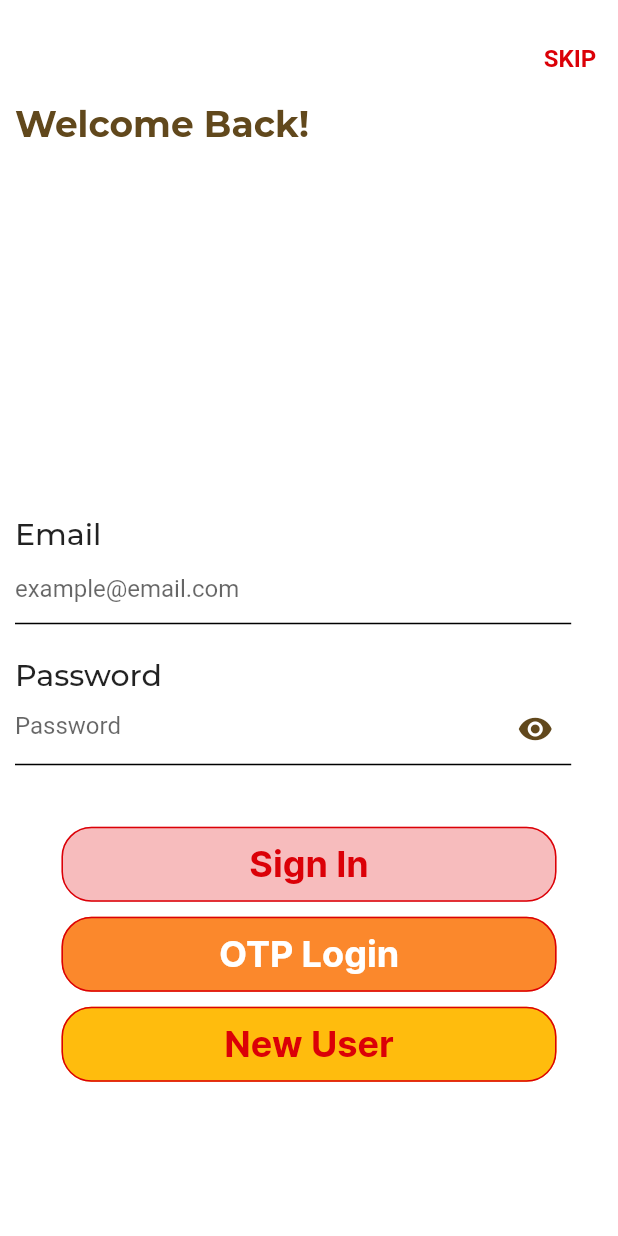
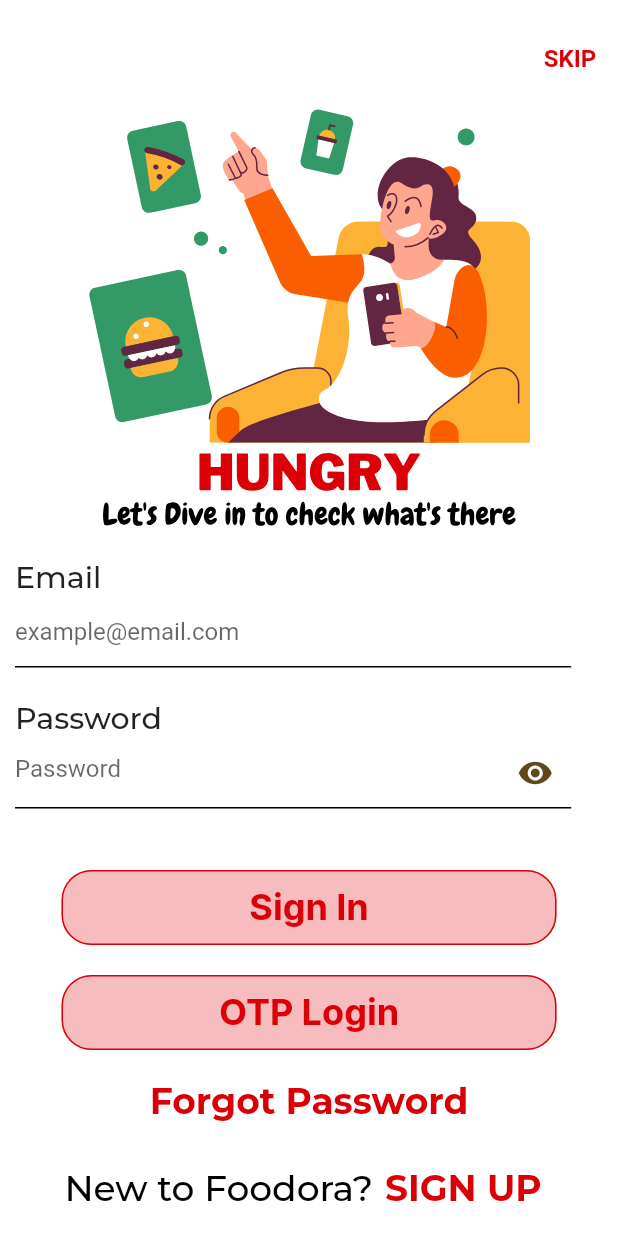
Before and after one commit to vaidic-dodwani/foodora_client, a Flutter app: the signin_screen screen opened by its route, on a phone screen of 412 x 824 dp. Run offline on Flutter 3.47's test engine with Material 2 defaults, Android fonts, the phone set to English and light mode, and no system bars; our stand-ins replace flutter_svg, geocoding, location, otp_text_field, permission_handler; Roboto replaces fonts that are missing (Inner).

Commit message:
Redesigned SignIN Page

```diff
--- a/lib/app_routes.dart
+++ b/lib/app_routes.dart
@@ -3,6 +3,7 @@ import 'package:foodora/screens/Auth_Page/Otp_Login.dart';
 import 'package:foodora/screens/Auth_Page/Sign_In.dart';
 import 'package:foodora/screens/Auth_Page/Sign_Up.dart';
 import 'package:foodora/screens/Auth_Page/auth_choice.dart';
+import 'package:foodora/screens/Auth_Page/forgot_password_screen.dart';
 import 'package:foodora/screens/Home_Page/Home_Screen.dart';
 import 'package:foodora/screens/Location_Page/location_screen.dart';
 import 'package:foodora/screens/Splash_Screen/splash_screen.dart';
@@ -16,6 +17,7 @@ class app_routes {
   static const otp_screen = '/otp_screen';
   static const home_screen = '/home_screen';
   static const location_screen = '/location_screen';
+  static const forgot_password_screen = '/forgort_password_screen';
 }
 
 Route getRoute(RouteSettings settings) {
@@ -56,6 +58,11 @@ Route getRoute(RouteSettings settings) {
         settings: settings,
         builder: (context) => const location_screen(),
       );
+    case app_routes.forgot_password_screen:
+      return MaterialPageRoute(
+        settings: settings,
+        builder: (context) => const forgot_password_screen(),
+      );
     default:
       return MaterialPageRoute(
         settings: settings,
--- a/lib/designing.dart
+++ b/lib/designing.dart
@@ -5,11 +5,8 @@ import 'package:otp_text_field/style.dart';
 
 const background_color = Colors.white;
 const logo_brown_color = Color(0xFF61481C);
-const font_brown_color = Color(0xFF61481C);
 const font_red_color = Color(0xFFDB0007);
 const button_background = Color(0xFFF7BCBD);
-const orange_button_color = Color(0xFFFB882C);
-const new_user_color = Color(0xFFFFBC0D);
 BoxDecoration background_design() {
   return const BoxDecoration(
     color: background_color,
@@ -81,7 +78,6 @@ Widget top_welcome_text(String text) {
         text,
         style: const TextStyle(
             fontSize: 24,
-            color: font_brown_color,
             fontWeight: FontWeight.w700,
             fontFamily: 'Montserrat'),
       ),
@@ -143,6 +139,51 @@ Widget form_field(BuildContext context, String text,
         ),
       ),
     ),
+  );
+}
+
+Widget forgot_password_button(BuildContext context) {
+  return TextButton(
+    onPressed: () {
+      Navigator.pushNamed(context, app_routes.forgot_password_screen);
+    },
+    child: Text(
+      "Forgot Password",
+      style: TextStyle(
+          fontSize: 24,
+          color: font_red_color,
+          fontFamily: 'Montserrat',
+          fontWeight: FontWeight.w700),
+    ),
+  );
+}
+
+Widget new_user_button(BuildContext context) {
+  return Row(
+    mainAxisAlignment: MainAxisAlignment.center,
+    children: [
+      Text(
+        "New to Foodora?",
+        style: TextStyle(
+            color: Colors.black,
+            fontFamily: 'Montserrat',
+            fontWeight: FontWeight.w500,
+            fontSize: 24),
+      ),
+      TextButton(
+        onPressed: () {
+          Navigator.pushNamed(context, app_routes.signup_screen);
+        },
+        child: Text(
+          "SIGN UP",
+          style: TextStyle(
+              fontSize: 24,
+              color: font_red_color,
+              fontFamily: 'Montserrat',
+              fontWeight: FontWeight.w700),
+        ),
+      )
+    ],
   );
 }
 
@@ -231,7 +272,7 @@ Column otp_input(BuildContext context, bool? full_otp,
             style: TextStyle(
               fontSize: 17,
               fontFamily: 'Montserrat',
-              color: font_brown_color,
+              color: logo_brown_color,
             ),
           ),
         ),
--- a/lib/screens/Auth_Page/Otp_Login.dart
+++ b/lib/screens/Auth_Page/Otp_Login.dart
@@ -78,7 +78,6 @@ class _otp_screenState extends State<otp_screen> {
               button_style(
                 'NEW USER',
                 context,
-                color: new_user_color,
                 function: () {
                   Navigator.pushNamed(context, app_routes.signup_screen);
                 },
--- a/lib/screens/Auth_Page/Sign_In.dart
+++ b/lib/screens/Auth_Page/Sign_In.dart
@@ -1,4 +1,5 @@
 import 'package:flutter/material.dart';
+import 'package:flutter_svg/flutter_svg.dart';
 import 'package:foodora/config/api_integration.dart';
 import 'package:http/http.dart';
 import '../../designing.dart';
@@ -37,11 +38,10 @@ class _signin_screenState extends State<signin_screen> {
               skip_button(context),
               //
               SizedBox(height: 10),
-              top_welcome_text('Welcome Back!'),
               //
-              SizedBox(
-                height: size.height * 0.3,
-              ),
+              SvgPicture.asset("assets/images/sign_in_vector.svg"),
+              SizedBox(height: 10),
+
               form_text('Email'),
               //
               form_field(
@@ -89,7 +89,7 @@ class _signin_screenState extends State<signin_screen> {
                           : Text(" "),
                     )
                   : SizedBox(
-                      child: CircularProgressIndicator(color: font_brown_color),
+                      child: CircularProgressIndicator(color: logo_brown_color),
                       height: 21,
                       width: 21,
                     ),
@@ -118,22 +118,14 @@ class _signin_screenState extends State<signin_screen> {
                   setState(() {});
                 },
               ),
-              SizedBox(height: 10),
-              button_style("OTP Login", context,
-                  color: orange_button_color,
-                  fontcolor: Colors.white, function: () {
+              SizedBox(height: 20),
+              button_style("OTP Login", context, function: () {
                 Navigator.pushNamed(context, app_routes.otp_screen);
               }),
               SizedBox(height: 10),
-              button_style(
-                "New User",
-                context,
-                color: new_user_color,
-                function: () {
-                  Navigator.pushReplacementNamed(
-                      context, app_routes.signup_screen);
-                },
-              ),
+              forgot_password_button(context),
+              SizedBox(height: 10),
+              new_user_button(context),
             ],
           ),
         ),
--- a/lib/screens/Auth_Page/Sign_Up.dart
+++ b/lib/screens/Auth_Page/Sign_Up.dart
@@ -44,7 +44,6 @@ class _signup_screenState extends State<signup_screen> {
                 "WELCOME TO FOODORA",
                 style: TextStyle(
                   fontSize: 24,
-                  color: font_brown_color,
                   fontFamily: 'Inter',
                   fontWeight: FontWeight.w700,
                 ),
@@ -128,7 +127,7 @@ class _signup_screenState extends State<signup_screen> {
                   : const SizedBox(
                       height: 22,
                       width: 22,
-                      child: CircularProgressIndicator(color: font_brown_color),
+                      child: CircularProgressIndicator(color: logo_brown_color),
                     ),
               SizedBox(height: 10),
               button_style('Sign Up', context, function: () async {
@@ -157,7 +156,6 @@ class _signup_screenState extends State<signup_screen> {
               button_style(
                 'Existing User',
                 context,
-                color: new_user_color,
                 function: () {
                   Navigator.pushNamed(context, app_routes.signin_screen);
                 },
--- /dev/null
+++ b/lib/screens/Auth_Page/forgot_password_screen.dart
@@ -0,0 +1,15 @@
+import 'package:flutter/material.dart';
+
+class forgot_password_screen extends StatefulWidget {
+  const forgot_password_screen({super.key});
+
+  @override
+  State<forgot_password_screen> createState() => _forgot_password_screenState();
+}
+
+class _forgot_password_screenState extends State<forgot_password_screen> {
+  @override
+  Widget build(BuildContext context) {
+    return Container(child: Text("forgotpass"));
+  }
+}
--- a/lib/screens/Location_Page/Location_Screen.dart
+++ b/lib/screens/Location_Page/Location_Screen.dart
@@ -20,7 +20,7 @@ class _location_screenState extends State<location_screen> {
   late Placemark _placemark;
   @override
   Widget build(BuildContext context) {
-    final location = location_package.location_package.Location();
+    final location = location_package.Location();
 
     final size = MediaQuery.of(context).size;
     return Scaffold(
@@ -51,7 +51,7 @@ class _location_screenState extends State<location_screen> {
                       fontSize: 15,
                       fontFamily: 'Montserrat',
                       fontWeight: FontWeight.w400,
-                      color: font_brown_color,
+                      color: logo_brown_color,
                     ),
                   ),
                 ),
@@ -68,7 +68,6 @@ class _location_screenState extends State<location_screen> {
                 'ENTER MANUALLY',
                 context,
                 color: Color(0x00000000),
-                fontcolor: font_brown_color,
               ),
               SizedBox(
                 height: size.height * 0.025,
@@ -81,7 +80,6 @@ class _location_screenState extends State<location_screen> {
                           'CURRENT LOCATION',
                           context,
                           fontcolor: Colors.white,
-                          color: orange_button_color,
                           function: () async {
                             if (await Permission.location.request().isGranted) {
                               setState(() {
@@ -101,9 +99,7 @@ class _location_screenState extends State<location_screen> {
                       : const SizedBox(
                           width: 21,
                           height: 21,
-                          child: CircularProgressIndicator(
-                            color: font_brown_color,
-                          ))
+                          child: CircularProgressIndicator())
             ],
           ),
         ),
@@ -119,9 +115,6 @@ Widget lat_long_display(Placemark placemark) {
         " , " +
         placemark.locality.toString(),
     style: TextStyle(
-        fontSize: 16,
-        color: font_brown_color,
-        fontFamily: 'Montserrat',
-        fontWeight: FontWeight.w700),
+        fontSize: 16, fontFamily: 'Montserrat', fontWeight: FontWeight.w700),
   );
 }
```
Also changed, not shown: assets/images/sign_in_vector.svg (added).
